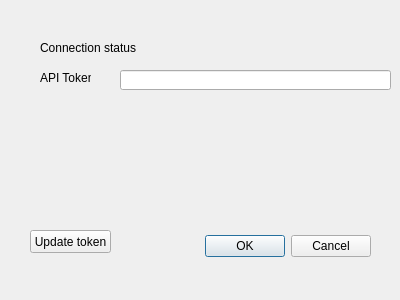
First picture: the form in qt_forms/login_popup.ui, repository chernig/tradebot, before the edit.
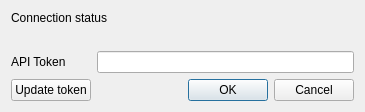
Second picture: the form after the edit.

Patch:
```diff
--- a/qt_forms/login_popup.ui
+++ b/qt_forms/login_popup.ui
@@ -6,38 +6,16 @@
    <rect>
     <x>0</x>
     <y>0</y>
-    <width>400</width>
-    <height>300</height>
+    <width>365</width>
+    <height>112</height>
    </rect>
   </property>
   <property name="windowTitle">
    <string>Dialog</string>
   </property>
-  <widget class="QDialogButtonBox" name="buttonBox">
-   <property name="geometry">
-    <rect>
-     <x>30</x>
-     <y>230</y>
-     <width>341</width>
-     <height>32</height>
-    </rect>
-   </property>
-   <property name="orientation">
-    <enum>Qt::Horizontal</enum>
-   </property>
-   <property name="standardButtons">
-    <set>QDialogButtonBox::Cancel|QDialogButtonBox::Ok</set>
-   </property>
-  </widget>
+  <layout class="QFormLayout" name="formLayout">
+   <item row="0" column="0" colspan="2">
   <widget class="QLabel" name="label">
-   <property name="geometry">
-    <rect>
-     <x>40</x>
-     <y>40</y>
-     <width>101</width>
-     <height>16</height>
-    </rect>
-   </property>
    <property name="text">
     <string>Connection status</string>
    </property>
@@ -45,55 +23,42 @@
     <bool>false</bool>
    </property>
   </widget>
+   </item>
+   <item row="1" column="1">
   <widget class="QLabel" name="label_2">
-   <property name="geometry">
-    <rect>
-     <x>156</x>
-     <y>40</y>
-     <width>71</width>
-     <height>20</height>
-    </rect>
-   </property>
    <property name="text">
     <string/>
    </property>
   </widget>
-  <widget class="QPushButton" name="pushButton">
-   <property name="geometry">
-    <rect>
-     <x>30</x>
-     <y>230</y>
-     <width>81</width>
-     <height>23</height>
-    </rect>
-   </property>
-   <property name="text">
-    <string>Update token</string>
-   </property>
-  </widget>
+   </item>
+   <item row="2" column="0">
   <widget class="QLabel" name="label_3">
-   <property name="geometry">
-    <rect>
-     <x>40</x>
-     <y>70</y>
-     <width>51</width>
-     <height>16</height>
-    </rect>
-   </property>
    <property name="text">
     <string>API Token</string>
    </property>
   </widget>
-  <widget class="QLineEdit" name="lineEdit">
-   <property name="geometry">
-    <rect>
-     <x>120</x>
-     <y>70</y>
-     <width>271</width>
-     <height>20</height>
-    </rect>
-   </property>
-  </widget>
+   </item>
+   <item row="2" column="1">
+    <widget class="QLineEdit" name="lineEdit"/>
+   </item>
+   <item row="3" column="0">
+    <widget class="QPushButton" name="pushButton">
+     <property name="text">
+      <string>Update token</string>
+     </property>
+    </widget>
+   </item>
+   <item row="3" column="1">
+    <widget class="QDialogButtonBox" name="buttonBox">
+     <property name="orientation">
+      <enum>Qt::Horizontal</enum>
+     </property>
+     <property name="standardButtons">
+      <set>QDialogButtonBox::Cancel|QDialogButtonBox::Ok</set>
+     </property>
+    </widget>
+   </item>
+  </layout>
  </widget>
  <resources/>
  <connections>
```
Lines whose indentation alone changed are shown as unchanged.
